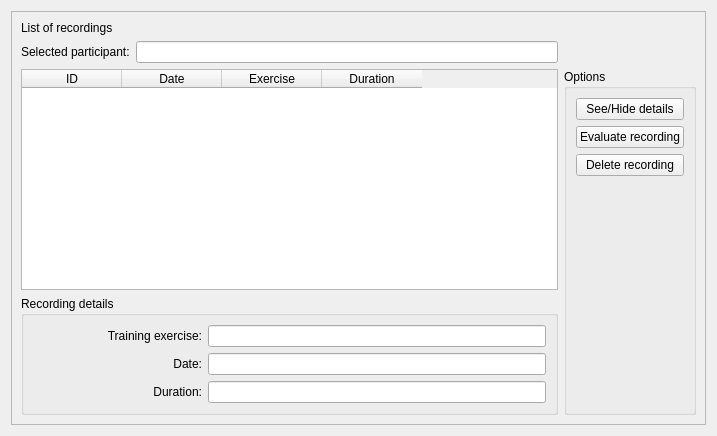
EBATINCA/TrainUS, file Modules/Home/Resources/UI/Recordings.ui: the form before one commit.
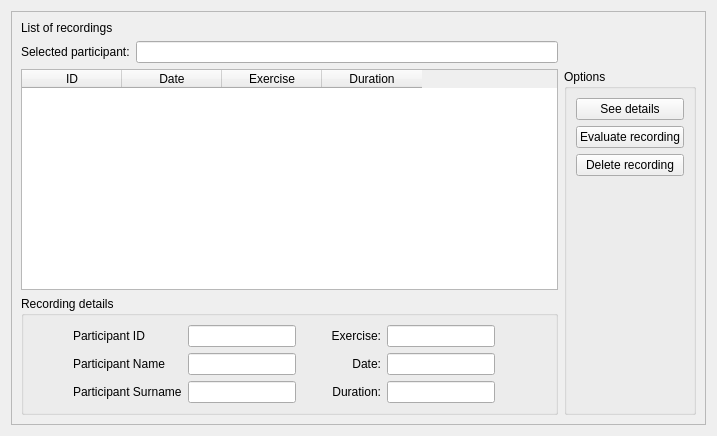
The form after the commit. Custom widgets are drawn as their Qt base class.

Commit message:
ENH: Add functionalities to Recordings tab.
Functionalities include: select existing recordings in table widget and display group box with recording details.

The edit to the form file:
```diff
--- a/Modules/Home/Resources/UI/Recordings.ui
+++ b/Modules/Home/Resources/UI/Recordings.ui
@@ -79,7 +79,7 @@
          <item>
           <widget class="QPushButton" name="recordingDetailsButton">
            <property name="text">
-            <string>See/Hide details</string>
+            <string>See details</string>
            </property>
           </widget>
          </item>
@@ -129,23 +129,14 @@
          <string>Recording details</string>
         </property>
         <layout class="QGridLayout" name="gridLayout">
-         <item row="1" column="1" colspan="2">
-          <widget class="QLineEdit" name="recordingDetailsDateText"/>
-         </item>
-         <item row="0" column="1" colspan="2">
-          <widget class="QLineEdit" name="recordingDetailsExerciseText"/>
-         </item>
-         <item row="2" column="0">
-          <widget class="QLabel" name="label_5">
+         <item row="0" column="1">
+          <widget class="QLabel" name="label_6">
            <property name="text">
-            <string>Duration:</string>
-           </property>
-           <property name="alignment">
-            <set>Qt::AlignRight|Qt::AlignTrailing|Qt::AlignVCenter</set>
+            <string>Participant ID</string>
            </property>
           </widget>
          </item>
-         <item row="1" column="0">
+         <item row="1" column="3">
           <widget class="QLabel" name="label_3">
            <property name="text">
             <string>Date:</string>
@@ -155,18 +146,115 @@
            </property>
           </widget>
          </item>
-         <item row="0" column="0">
+         <item row="2" column="2">
+          <widget class="QLineEdit" name="recordingParticipantSurnameText">
+           <property name="sizePolicy">
+            <sizepolicy hsizetype="Fixed" vsizetype="Fixed">
+             <horstretch>0</horstretch>
+             <verstretch>0</verstretch>
+            </sizepolicy>
+           </property>
+          </widget>
+         </item>
+         <item row="2" column="3">
+          <widget class="QLabel" name="label_5">
+           <property name="text">
+            <string>Duration:</string>
+           </property>
+           <property name="alignment">
+            <set>Qt::AlignRight|Qt::AlignTrailing|Qt::AlignVCenter</set>
+           </property>
+          </widget>
+         </item>
+         <item row="0" column="3">
           <widget class="QLabel" name="label_2">
            <property name="text">
-            <string>Training exercise:</string>
+            <string>Exercise:</string>
            </property>
            <property name="alignment">
             <set>Qt::AlignRight|Qt::AlignTrailing|Qt::AlignVCenter</set>
            </property>
           </widget>
          </item>
-         <item row="2" column="1" colspan="2">
-          <widget class="QLineEdit" name="recordingDetailsDurationText"/>
+         <item row="1" column="2">
+          <widget class="QLineEdit" name="recordingParticipantNameText">
+           <property name="sizePolicy">
+            <sizepolicy hsizetype="Fixed" vsizetype="Fixed">
+             <horstretch>0</horstretch>
+             <verstretch>0</verstretch>
+            </sizepolicy>
+           </property>
+          </widget>
+         </item>
+         <item row="0" column="4" colspan="2">
+          <widget class="QLineEdit" name="recordingDetailsExerciseText">
+           <property name="sizePolicy">
+            <sizepolicy hsizetype="Fixed" vsizetype="Fixed">
+             <horstretch>0</horstretch>
+             <verstretch>0</verstretch>
+            </sizepolicy>
+           </property>
+          </widget>
+         </item>
+         <item row="1" column="1">
+          <widget class="QLabel" name="label_7">
+           <property name="text">
+            <string>Participant Name</string>
+           </property>
+          </widget>
+         </item>
+         <item row="2" column="4" colspan="2">
+          <widget class="QLineEdit" name="recordingDetailsDurationText">
+           <property name="sizePolicy">
+            <sizepolicy hsizetype="Fixed" vsizetype="Fixed">
+             <horstretch>0</horstretch>
+             <verstretch>0</verstretch>
+            </sizepolicy>
+           </property>
+          </widget>
+         </item>
+         <item row="0" column="2">
+          <widget class="QLineEdit" name="recordingParticipantIDText">
+           <property name="sizePolicy">
+            <sizepolicy hsizetype="Fixed" vsizetype="Fixed">
+             <horstretch>0</horstretch>
+             <verstretch>0</verstretch>
+            </sizepolicy>
+           </property>
+          </widget>
+         </item>
+         <item row="1" column="4" colspan="2">
+          <widget class="QLineEdit" name="recordingDetailsDateText">
+           <property name="sizePolicy">
+            <sizepolicy hsizetype="Fixed" vsizetype="Fixed">
+             <horstretch>0</horstretch>
+             <verstretch>0</verstretch>
+            </sizepolicy>
+           </property>
+          </widget>
+         </item>
+         <item row="2" column="1">
+          <widget class="QLabel" name="label_8">
+           <property name="text">
+            <string>Participant Surname</string>
+           </property>
+          </widget>
+         </item>
+         <item row="0" column="0">
+          <spacer name="horizontalSpacer">
+           <property name="orientation">
+            <enum>Qt::Horizontal</enum>
+           </property>
+           <property name="sizeType">
+            <enum>QSizePolicy::Fixed</enum>
+           </property>
+           <property name="sizeHint" stdset="0">
+            <size>
+             <width>40</width>
+             <height>20</height>
+            </size>
+           </property>
+          </spacer>
          </item>
         </layout>
        </widget>
```
Left out of the diff: 2 changed lines with no effect on the pictures. The commit also changes 3 other files.
